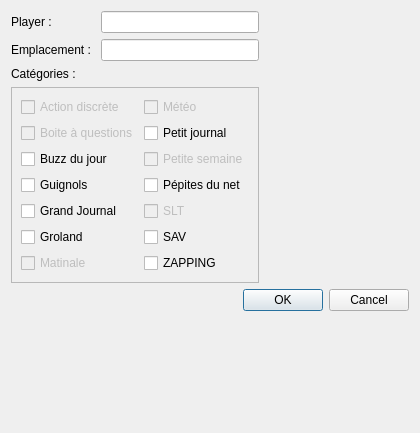
Above: Ui_Preferences.ui from joubu/CDL before the change. Below: the same form after it.
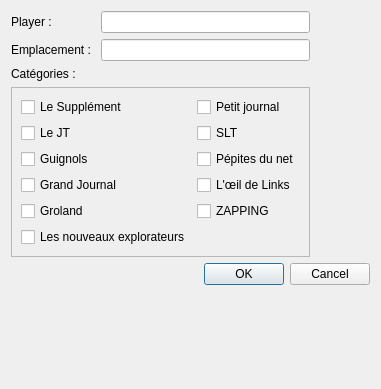
That is the form after the change.

```diff
--- a/Ui_Preferences.ui
+++ b/Ui_Preferences.ui
@@ -6,8 +6,8 @@
    <rect>
     <x>0</x>
     <y>0</y>
-    <width>420</width>
-    <height>433</height>
+    <width>381</width>
+    <height>389</height>
    </rect>
   </property>
   <property name="windowTitle">
@@ -63,116 +63,77 @@
         <enum>QFrame::Raised</enum>
        </property>
        <layout class="QGridLayout" name="gridLayout_2">
-        <item row="0" column="0">
-         <widget class="QCheckBox" name="discrete">
-          <property name="enabled">
-           <bool>false</bool>
-          </property>
-          <property name="text">
-           <string>Action discrète</string>
-          </property>
-         </widget>
-        </item>
         <item row="0" column="1">
-         <widget class="QCheckBox" name="meteo">
-          <property name="enabled">
-           <bool>false</bool>
-          </property>
-          <property name="text">
-           <string>Météo</string>
-          </property>
-         </widget>
-        </item>
-        <item row="1" column="0">
-         <widget class="QCheckBox" name="boite">
-          <property name="enabled">
-           <bool>false</bool>
-          </property>
-          <property name="text">
-           <string>Boite à questions</string>
-          </property>
-         </widget>
-        </item>
-        <item row="1" column="1">
          <widget class="QCheckBox" name="petit">
           <property name="text">
            <string>Petit journal</string>
           </property>
          </widget>
         </item>
-        <item row="2" column="0">
-         <widget class="QCheckBox" name="boucan">
-          <property name="text">
-           <string>Buzz du jour</string>
-          </property>
-         </widget>
-        </item>
         <item row="2" column="1">
-         <widget class="QCheckBox" name="petite">
-          <property name="enabled">
-           <bool>false</bool>
-          </property>
-          <property name="text">
-           <string>Petite semaine</string>
-          </property>
-         </widget>
-        </item>
-        <item row="3" column="1">
          <widget class="QCheckBox" name="pepites">
           <property name="text">
            <string>Pépites du net</string>
           </property>
          </widget>
         </item>
-        <item row="3" column="0">
+        <item row="2" column="0">
          <widget class="QCheckBox" name="guignols">
           <property name="text">
            <string>Guignols</string>
           </property>
          </widget>
         </item>
-        <item row="4" column="0">
+        <item row="3" column="0">
          <widget class="QCheckBox" name="grand">
           <property name="text">
            <string>Grand Journal</string>
           </property>
          </widget>
         </item>
-        <item row="5" column="0">
+        <item row="4" column="0">
          <widget class="QCheckBox" name="groland">
           <property name="text">
            <string>Groland</string>
           </property>
          </widget>
         </item>
-        <item row="6" column="0">
-         <widget class="QCheckBox" name="matinale">
-          <property name="enabled">
-           <bool>false</bool>
+        <item row="1" column="0">
+         <widget class="QCheckBox" name="jt">
+          <property name="text">
+           <string>Le JT</string>
           </property>
+         </widget>
+        </item>
+        <item row="0" column="0">
+         <widget class="QCheckBox" name="supplement">
           <property name="text">
-           <string>Matinale</string>
+           <string>Le Supplément</string>
           </property>
          </widget>
         </item>
-        <item row="4" column="1">
+        <item row="1" column="1">
          <widget class="QCheckBox" name="salut">
-          <property name="enabled">
-           <bool>false</bool>
-          </property>
           <property name="text">
            <string>SLT</string>
           </property>
          </widget>
         </item>
-        <item row="5" column="1">
-         <widget class="QCheckBox" name="sav">
+        <item row="3" column="1">
+         <widget class="QCheckBox" name="links">
           <property name="text">
-           <string>SAV</string>
+           <string>L'œil de Links</string>
           </property>
          </widget>
         </item>
-        <item row="6" column="1">
+        <item row="5" column="0">
+         <widget class="QCheckBox" name="explorateurs">
+          <property name="text">
+           <string>Les nouveaux explorateurs</string>
+          </property>
+         </widget>
+        </item>
+        <item row="4" column="1">
          <widget class="QCheckBox" name="zapping">
           <property name="text">
            <string>ZAPPING</string>
```
